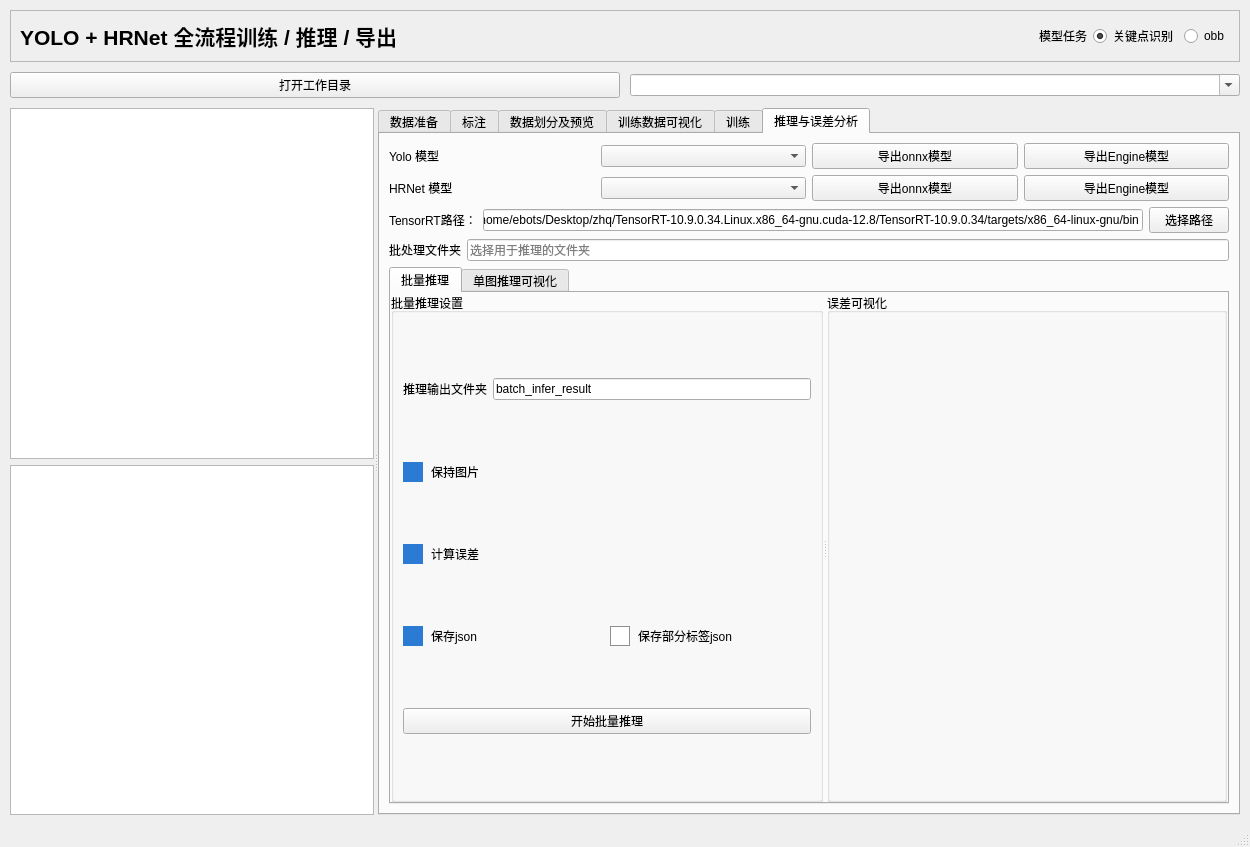
Before: the Qt Designer form VisualTrainFactory.ui in qiangzhang-ebots/VisualTrainFactory, drawn with Qt 5.
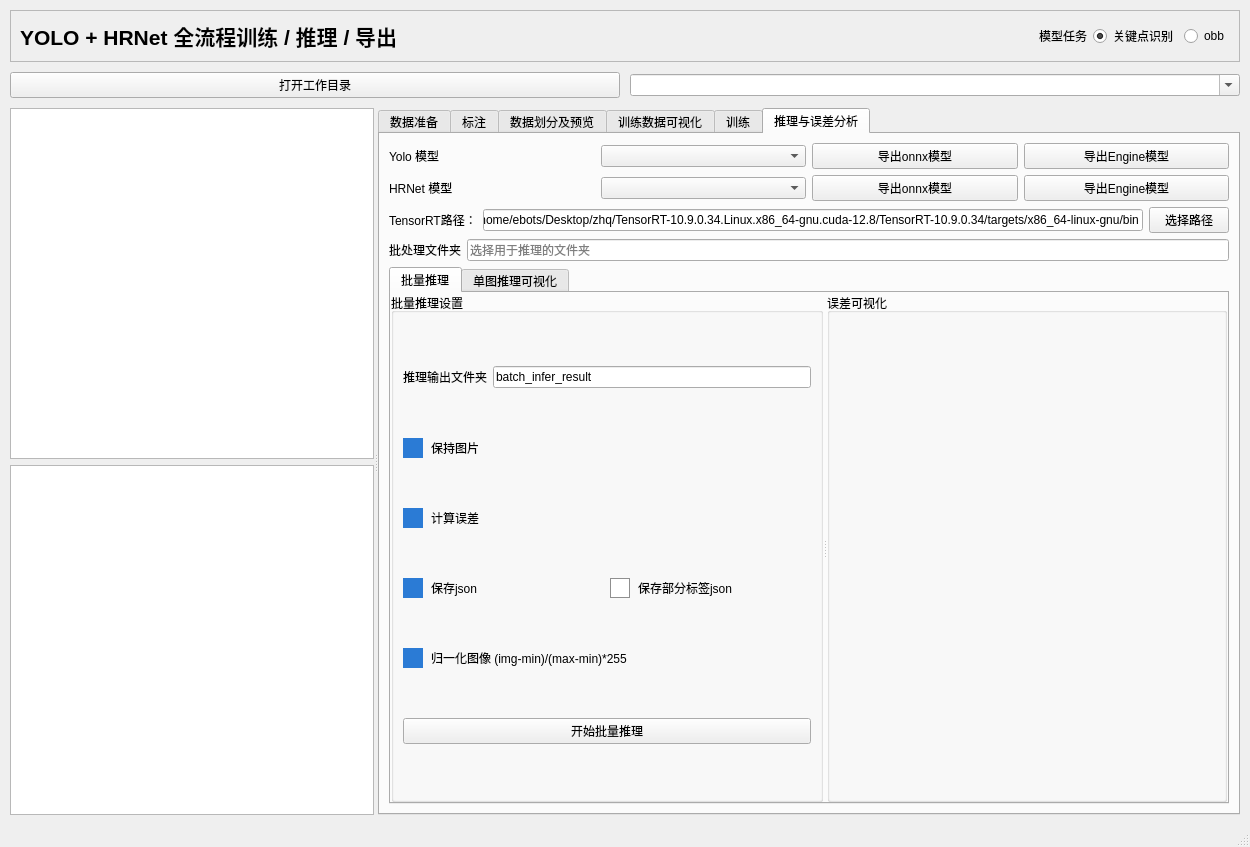
After: the same form once the commit is applied. Icons and pictures are not drawn.

Commit message: 能显示推理误差

```diff
--- a/VisualTrainFactory.ui
+++ b/VisualTrainFactory.ui
@@ -1374,6 +1374,19 @@
                    </item>
                   </layout>
                  </item>
+                 <item>
+                  <widget class="QCheckBox" name="checkBoxNormalizeImage">
+                   <property name="toolTip">
+                    <string>对 TIFF 等图像做归一化 (img-min)/(max-min)*255 后再推理</string>
+                   </property>
+                   <property name="text">
+                    <string>归一化图像 (img-min)/(max-min)*255</string>
+                   </property>
+                   <property name="checked">
+                    <bool>true</bool>
+                   </property>
+                  </widget>
+                 </item>
                  <item>
                   <widget class="QPushButton" name="btnBatchInfer">
                    <property name="text">
```
The commit also changes 2 other files.
